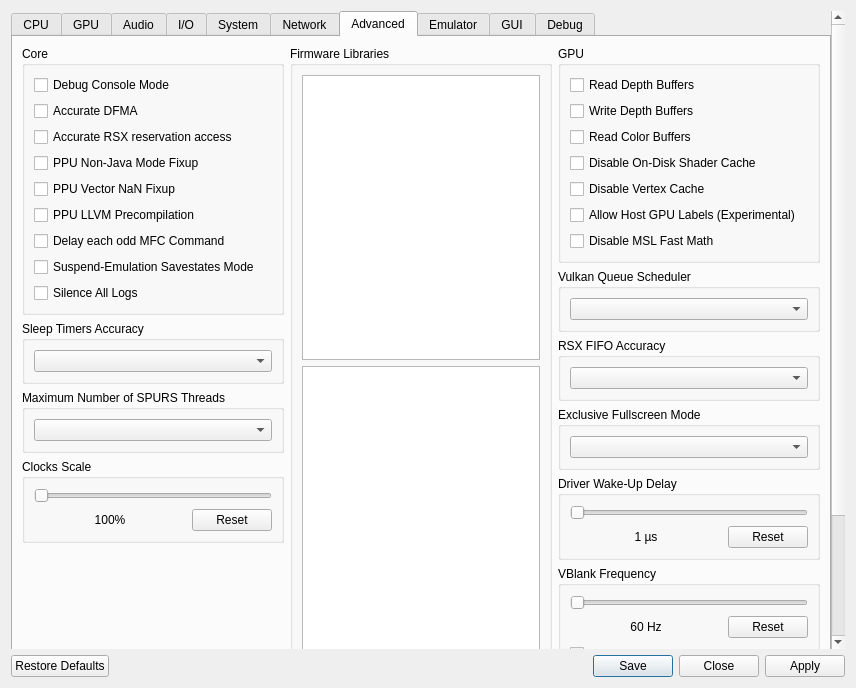
Before: the Qt Designer form rpcs3/rpcs3qt/settings_dialog.ui in RPCS3/rpcs3, drawn with Qt 5.
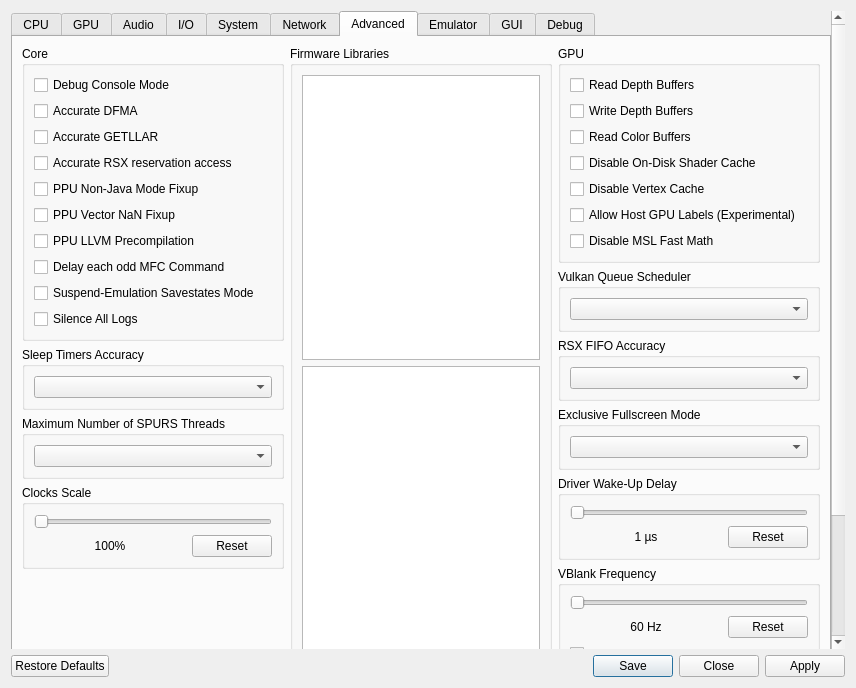
After: the same form once the commit is applied. The open tabs and pages were chosen to show the change. Icons and pictures are not drawn.

Commit message:
Settings: Move Accurate GETLLAR to Advanced
Also includes some minor cleanup to move some code to their right blocks
in settings_dialog and tooltips

Patch:
```diff
--- a/rpcs3/rpcs3qt/settings_dialog.ui
+++ b/rpcs3/rpcs3qt/settings_dialog.ui
@@ -2358,6 +2358,13 @@
                  </property>
                 </widget>
                </item>
+               <item>
+                <widget class="QCheckBox" name="accurateGETLLAR">
+                 <property name="text">
+                  <string>Accurate GETLLAR</string>
+                 </property>
+                </widget>
+               </item>
                <item>
                 <widget class="QCheckBox" name="accurateRSXAccess">
                  <property name="text">
@@ -4177,13 +4184,6 @@
                </property>
               </widget>
              </item>
-             <item>
-              <widget class="QCheckBox" name="accurateGETLLAR">
-               <property name="text">
-                <string>Accurate GETLLAR</string>
-               </property>
-              </widget>
-             </item>
              <item>
               <widget class="QCheckBox" name="accuratePPUSAT">
                <property name="text">
```
The commit also changes 2 other files.
